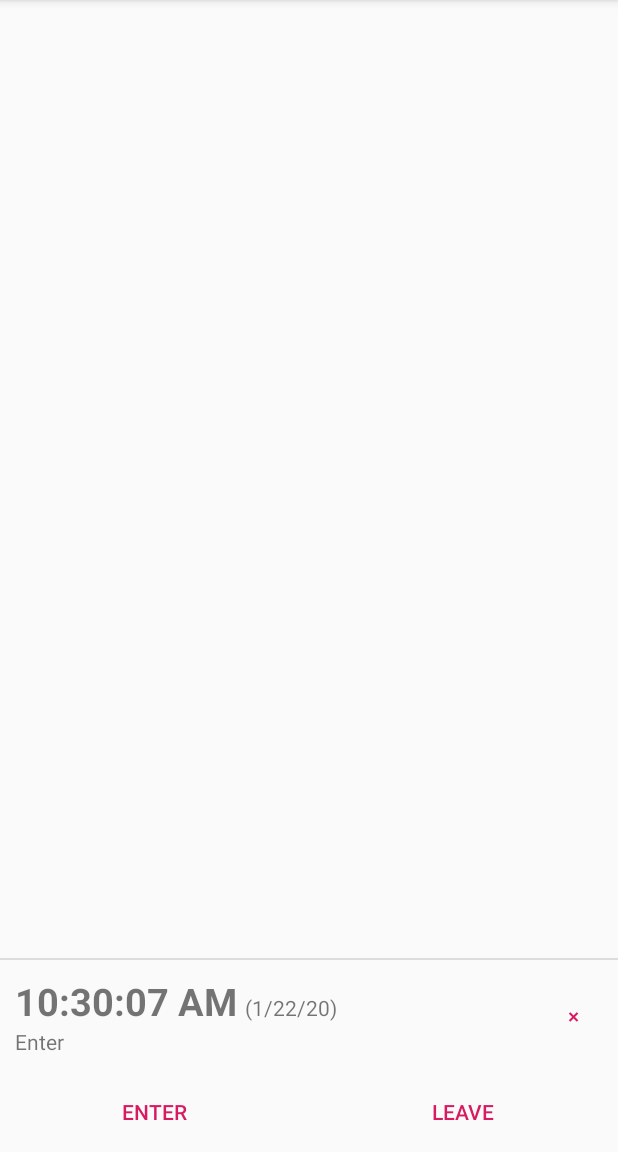
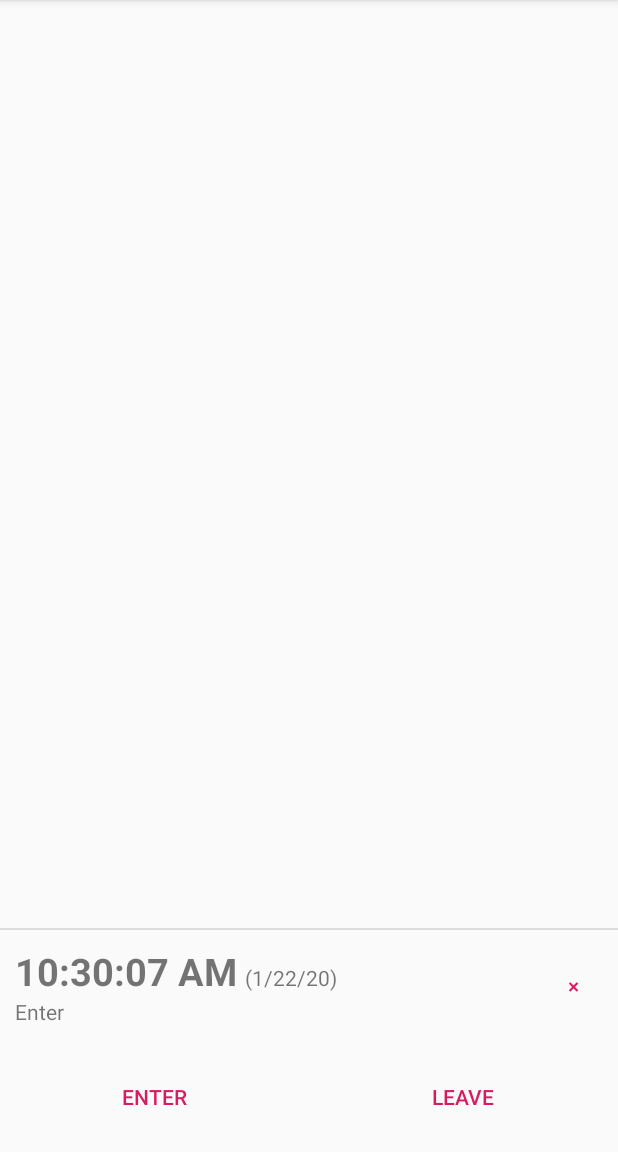
Before and after one commit to burdukowsky/EnterLeave, an Android app: the screen it shows after launch (MainActivity), after a tap on "ENTER", on a phone screen of 412 x 824 dp, the part 84-1236 px from its top. Run offline under Robolectric (Android 15) with nearby library versions, the phone set to English and light mode, and no system bars; libraries missing offline, so code that uses them is left out: com.j256.ormlite; 2 statements that could not run were skipped.

Commit message:
vertical margin for buttons

```diff
--- a/app/src/main/res/layout/activity_main.xml
+++ b/app/src/main/res/layout/activity_main.xml
@@ -15,7 +15,9 @@
     <LinearLayout
         style="?android:attr/buttonBarStyle"
         android:layout_width="match_parent"
-        android:layout_height="wrap_content">
+        android:layout_height="wrap_content"
+        android:layout_marginTop="10dp"
+        android:layout_marginBottom="10dp">
 
         <Button
             style="?android:attr/buttonBarButtonStyle"
```
